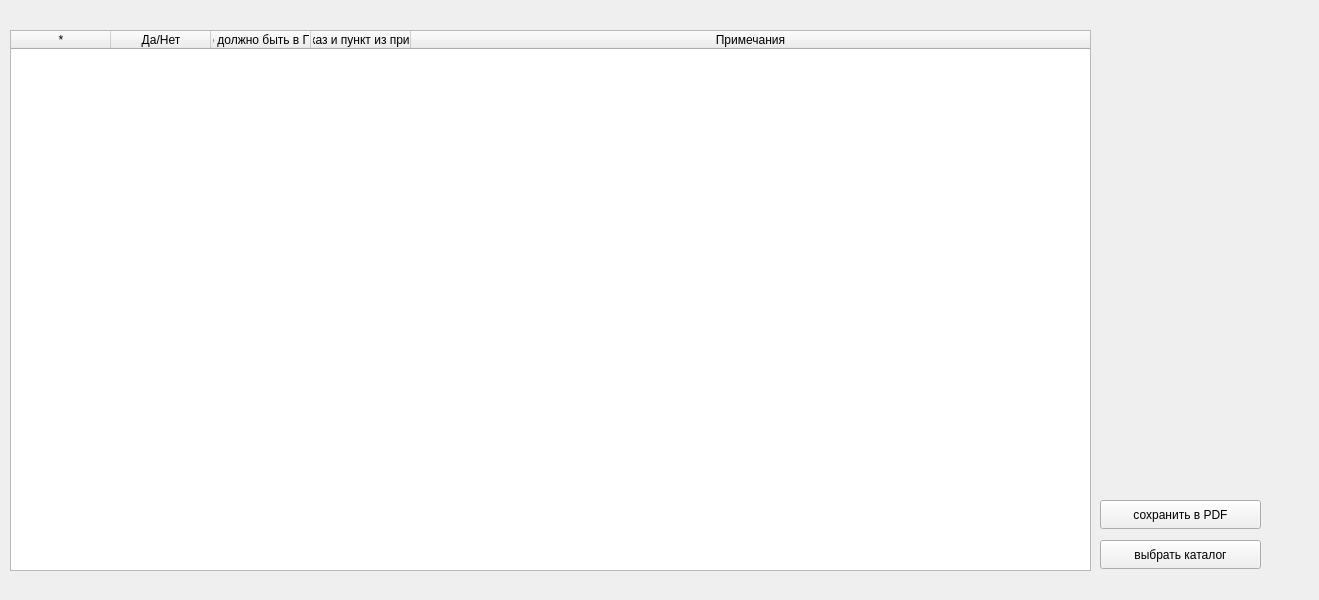
Before: the Qt Designer form ppr.ui in Lehach1704/PPR, drawn with Qt 5.
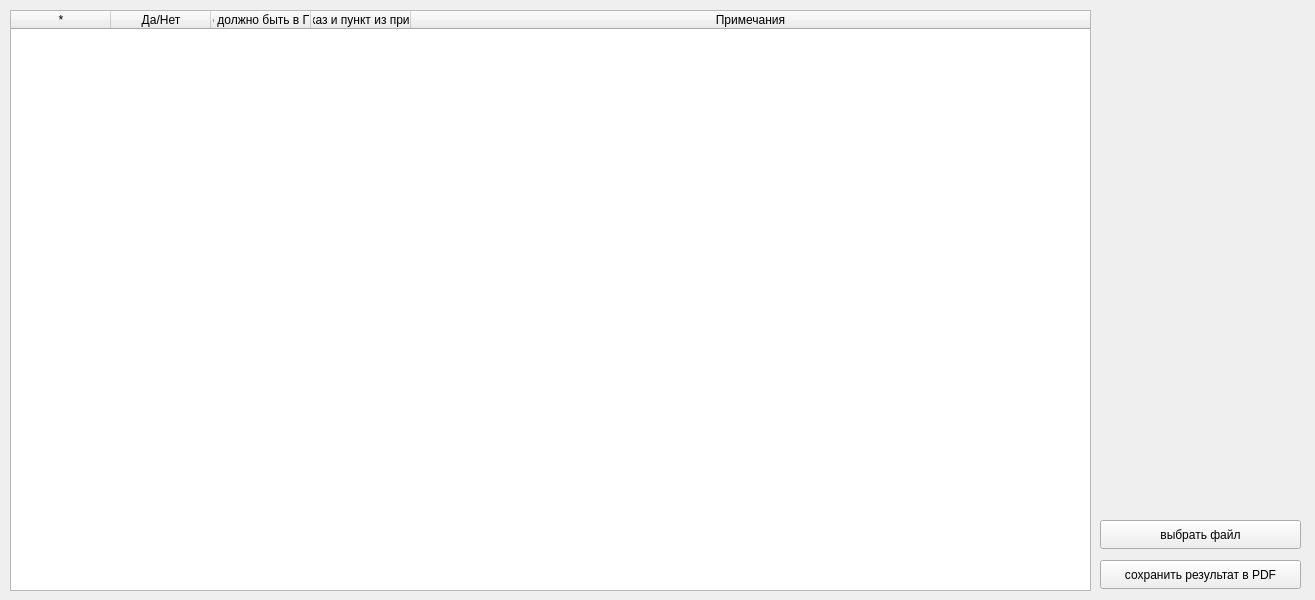
After: the same form once the commit is applied.

Commit message: Добавлены собранные бибилотеки. На данный момент проект может открывать .docx файлы как архив, искать необходимый файл в формате xml и выводить его содержимое в консоль

Patch:
```diff
--- a/ppr.ui
+++ b/ppr.ui
@@ -6,7 +6,7 @@
    <rect>
     <x>0</x>
     <y>0</y>
-    <width>1319</width>
+    <width>1315</width>
     <height>600</height>
    </rect>
   </property>
@@ -17,9 +17,9 @@
    <property name="geometry">
     <rect>
      <x>10</x>
-     <y>30</y>
+     <y>10</y>
      <width>1081</width>
-     <height>541</height>
+     <height>581</height>
     </rect>
    </property>
    <property name="wordWrap">
@@ -85,26 +85,26 @@
    <property name="geometry">
     <rect>
      <x>1100</x>
-     <y>500</y>
-     <width>161</width>
+     <y>560</y>
+     <width>201</width>
      <height>29</height>
     </rect>
    </property>
    <property name="text">
-    <string>сохранить в PDF</string>
+    <string>сохранить результат в PDF</string>
    </property>
   </widget>
   <widget class="QPushButton" name="cdBtn">
    <property name="geometry">
     <rect>
      <x>1100</x>
-     <y>540</y>
-     <width>161</width>
+     <y>520</y>
+     <width>201</width>
      <height>29</height>
     </rect>
    </property>
    <property name="text">
-    <string>выбрать каталог</string>
+    <string>выбрать файл</string>
    </property>
   </widget>
  </widget>
```
The commit also changes 448 other files.
